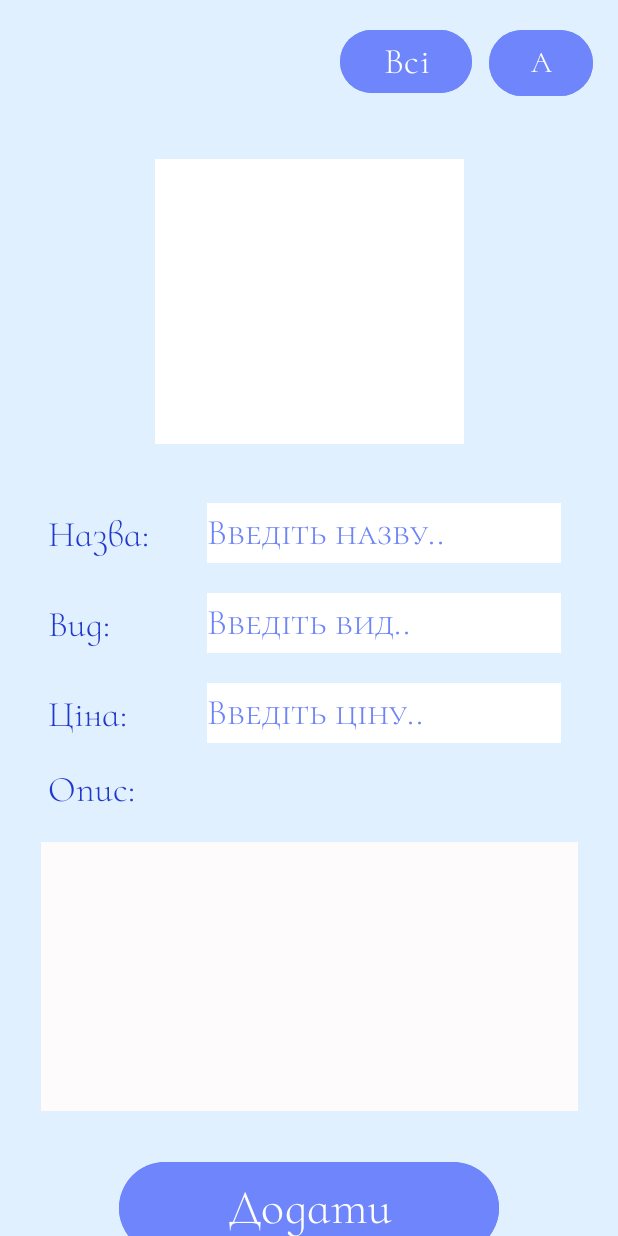
After one commit to BlautaVi/FlowersShop, an Android app: the Customers_item_Add_page screen opened directly, with no data from a screen before it, on a phone screen of 412 x 824 dp. The commit adds this screen. Run offline under Robolectric (Android 15) with nearby library versions, the phone set to English and light mode, and no system bars.

Commit message:
customer items adding view

```diff
--- a/app/src/main/AndroidManifest.xml
+++ b/app/src/main/AndroidManifest.xml
@@ -12,6 +12,9 @@
         android:supportsRtl="true"
         android:theme="@style/Theme.FlowersShop"
         tools:targetApi="31">
+        <activity
+            android:name=".Customers_item_Add_page"
+            android:exported="false" />
         <activity
             android:name=".Item_page"
             android:exported="false" />
--- /dev/null
+++ b/app/src/main/java/com/example/flowersshop/Customers_item_Add_page.kt
@@ -0,0 +1,20 @@
+package com.example.flowersshop
+
+import android.os.Bundle
+import androidx.activity.enableEdgeToEdge
+import androidx.appcompat.app.AppCompatActivity
+import androidx.core.view.ViewCompat
+import androidx.core.view.WindowInsetsCompat
+
+class Customers_item_Add_page : AppCompatActivity() {
+    override fun onCreate(savedInstanceState: Bundle?) {
+        super.onCreate(savedInstanceState)
+        enableEdgeToEdge()
+        setContentView(R.layout.activity_customers_item_add_page)
+        ViewCompat.setOnApplyWindowInsetsListener(findViewById(R.id.main)) { v, insets ->
+            val systemBars = insets.getInsets(WindowInsetsCompat.Type.systemBars())
+            v.setPadding(systemBars.left, systemBars.top, systemBars.right, systemBars.bottom)
+            insets
+        }
+    }
+}
--- /dev/null
+++ b/app/src/main/res/layout/activity_customers_item_add_page.xml
@@ -0,0 +1,188 @@
+<?xml version="1.0" encoding="utf-8"?>
+<androidx.constraintlayout.widget.ConstraintLayout xmlns:android="http://schemas.android.com/apk/res/android"
+    xmlns:app="http://schemas.android.com/apk/res-auto"
+    xmlns:tools="http://schemas.android.com/tools"
+    android:id="@+id/main"
+    android:layout_width="match_parent"
+    android:layout_height="match_parent"
+    android:background="#E1F0FF"
+    tools:context=".Customers_item_Add_page">
+
+    <EditText
+        android:id="@+id/enter_price_c"
+        android:layout_width="236dp"
+        android:layout_height="40dp"
+        android:layout_marginStart="20dp"
+        android:layout_marginTop="20dp"
+        android:layout_marginEnd="20dp"
+        android:background="@color/white"
+        android:ems="10"
+        android:fontFamily="@font/cormorant_sc_light"
+        android:inputType="number|numberDecimal"
+        android:text="Введіть ціну.."
+        android:textColor="#6D84F9"
+        android:textSize="24sp"
+        app:layout_constraintEnd_toEndOf="parent"
+        app:layout_constraintStart_toEndOf="@+id/name_c_l"
+        app:layout_constraintTop_toBottomOf="@+id/enter_type_c" />
+
+    <TextView
+        android:id="@+id/price_c_l"
+        android:layout_width="wrap_content"
+        android:layout_height="wrap_content"
+        android:layout_marginStart="32dp"
+        android:layout_marginTop="30dp"
+        android:fontFamily="@font/cormorant_infant_light"
+        android:text="Ціна:"
+        android:textColor="#2138CD"
+        android:textSize="24sp"
+        app:layout_constraintStart_toStartOf="parent"
+        app:layout_constraintTop_toBottomOf="@+id/type_c_l" />
+
+    <TextView
+        android:id="@+id/desc_c_l"
+        android:layout_width="wrap_content"
+        android:layout_height="wrap_content"
+        android:layout_marginStart="32dp"
+        android:layout_marginTop="20dp"
+        android:fontFamily="@font/cormorant_infant_light"
+        android:text="Опис:"
+        android:textColor="#2138CD"
+        android:textSize="24sp"
+        app:layout_constraintStart_toStartOf="parent"
+        app:layout_constraintTop_toBottomOf="@+id/price_c_l" />
+
+    <TextView
+        android:id="@+id/type_c_l"
+        android:layout_width="wrap_content"
+        android:layout_height="wrap_content"
+        android:layout_marginStart="32dp"
+        android:layout_marginTop="30dp"
+        android:fontFamily="@font/cormorant_infant_light"
+        android:text="Вид:"
+        android:textColor="#2138CD"
+        android:textSize="24sp"
+        app:layout_constraintStart_toStartOf="parent"
+        app:layout_constraintTop_toBottomOf="@+id/name_c_l" />
+
+    <EditText
+        android:id="@+id/enter_type_c"
+        android:layout_width="236dp"
+        android:layout_height="40dp"
+        android:layout_marginStart="20dp"
+        android:layout_marginTop="20dp"
+        android:layout_marginEnd="20dp"
+        android:background="@color/white"
+        android:ems="10"
+        android:fontFamily="@font/cormorant_sc_light"
+        android:inputType="text"
+        android:text="Введіть вид.."
+        android:textColor="#6D84F9"
+        android:textSize="24sp"
+        app:layout_constraintEnd_toEndOf="parent"
+        app:layout_constraintStart_toEndOf="@+id/name_c_l"
+        app:layout_constraintTop_toBottomOf="@+id/enter_name_c" />
+
+    <Button
+        android:id="@+id/All_cust_items_b"
+        android:layout_width="wrap_content"
+        android:layout_height="wrap_content"
+        android:layout_marginStart="220dp"
+        android:layout_marginTop="16dp"
+        android:layout_marginEnd="5dp"
+        android:backgroundTint="#6E85FB"
+        android:fontFamily="@font/cormorant_infant_light"
+        android:text="Всі"
+        android:textSize="24sp"
+        app:layout_constraintEnd_toStartOf="@+id/button2"
+        app:layout_constraintStart_toStartOf="parent"
+        app:layout_constraintTop_toTopOf="parent" />
+
+    <Button
+        android:id="@+id/button2"
+        android:layout_width="69dp"
+        android:layout_height="52dp"
+        android:layout_marginTop="16dp"
+        android:layout_marginEnd="10dp"
+        android:backgroundTint="#6E85FB"
+        android:fontFamily="@font/cormorant_sc_light"
+        android:text="А"
+        android:textSize="20sp"
+        app:layout_constraintEnd_toEndOf="parent"
+        app:layout_constraintStart_toEndOf="@+id/All_cust_items_b"
+        app:layout_constraintTop_toTopOf="parent" />
+
+    <ImageView
+        android:id="@+id/cust_img"
+        android:layout_width="206dp"
+        android:layout_height="190dp"
+        android:layout_marginStart="68dp"
+        android:layout_marginTop="40dp"
+        android:layout_marginEnd="68dp"
+        app:layout_constraintEnd_toEndOf="parent"
+        app:layout_constraintStart_toStartOf="parent"
+        app:layout_constraintTop_toBottomOf="@+id/All_cust_items_b"
+        app:srcCompat="@color/white" />
+
+    <TextView
+        android:id="@+id/name_c_l"
+        android:layout_width="wrap_content"
+        android:layout_height="wrap_content"
+        android:layout_marginStart="32dp"
+        android:layout_marginTop="45dp"
+        android:fontFamily="@font/cormorant_infant_light"
+        android:text="Назва:"
+        android:textColor="#2138CD"
+        android:textSize="24sp"
+        app:layout_constraintStart_toStartOf="parent"
+        app:layout_constraintTop_toBottomOf="@+id/cust_img" />
+
+    <EditText
+        android:id="@+id/enter_name_c"
+        android:layout_width="236dp"
+        android:layout_height="40dp"
+        android:layout_marginStart="20dp"
+        android:layout_marginTop="39dp"
+        android:layout_marginEnd="20dp"
+        android:background="@color/white"
+        android:ems="10"
+        android:fontFamily="@font/cormorant_sc_light"
+        android:inputType="text"
+        android:text="Введіть назву.."
+        android:textColor="#6D84F9"
+        android:textSize="24sp"
+        app:layout_constraintEnd_toEndOf="parent"
+        app:layout_constraintStart_toEndOf="@+id/name_c_l"
+        app:layout_constraintTop_toBottomOf="@+id/cust_img" />
+
+    <EditText
+        android:id="@+id/editTextTextMultiLine"
+        android:layout_width="358dp"
+        android:layout_height="179dp"
+        android:layout_marginStart="20dp"
+        android:layout_marginTop="20dp"
+        android:layout_marginEnd="20dp"
+        android:background="#FDFBFB"
+        android:ems="10"
+        android:gravity="start|top"
+        android:inputType="textMultiLine"
+        app:layout_constraintEnd_toEndOf="parent"
+        app:layout_constraintStart_toStartOf="parent"
+        app:layout_constraintTop_toBottomOf="@+id/desc_c_l" />
+
+    <Button
+        android:id="@+id/add_cust_item_b"
+        android:layout_width="253dp"
+        android:layout_height="69dp"
+        android:layout_marginStart="60dp"
+        android:layout_marginTop="30dp"
+        android:layout_marginEnd="60dp"
+        android:backgroundTint="#6E85FB"
+        android:fontFamily="@font/cormorant_infant_light"
+        android:text="Додати"
+        android:textSize="32sp"
+        app:layout_constraintEnd_toEndOf="parent"
+        app:layout_constraintStart_toStartOf="parent"
+        app:layout_constraintTop_toBottomOf="@+id/editTextTextMultiLine" />
+
+</androidx.constraintlayout.widget.ConstraintLayout>
--- a/app/src/main/res/layout/activity_main_page.xml
+++ b/app/src/main/res/layout/activity_main_page.xml
@@ -40,6 +40,7 @@
         android:backgroundTint="#7D89F8"
         android:text="K"
         android:textColor="#FFFFFF"
+        android:textSize="16sp"
         app:layout_constraintEnd_toEndOf="parent"
         app:layout_constraintMarginEnd="20dp"
         app:layout_constraintMarginTop="20dp"
```
